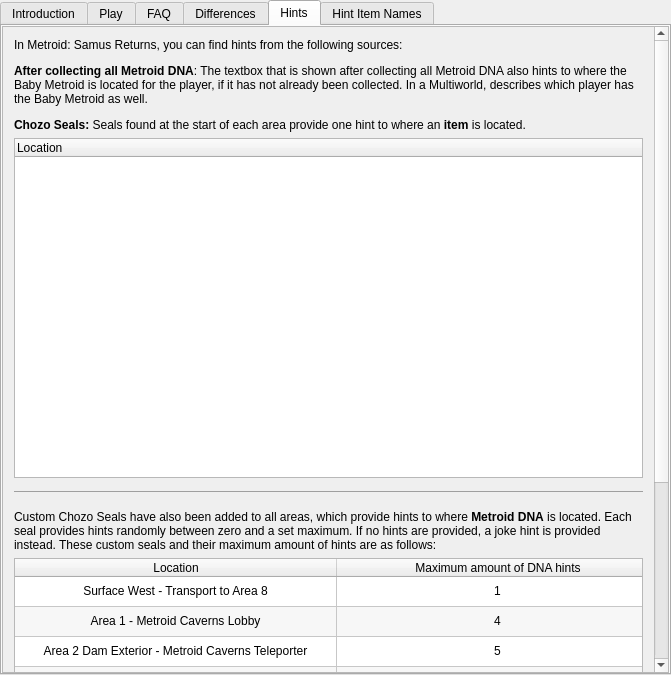
Above: randovania/games/samus_returns/gui/ui_files/games_tab_samusreturns_widget.ui from randovania/randovania before the change. Below: the same form after it.
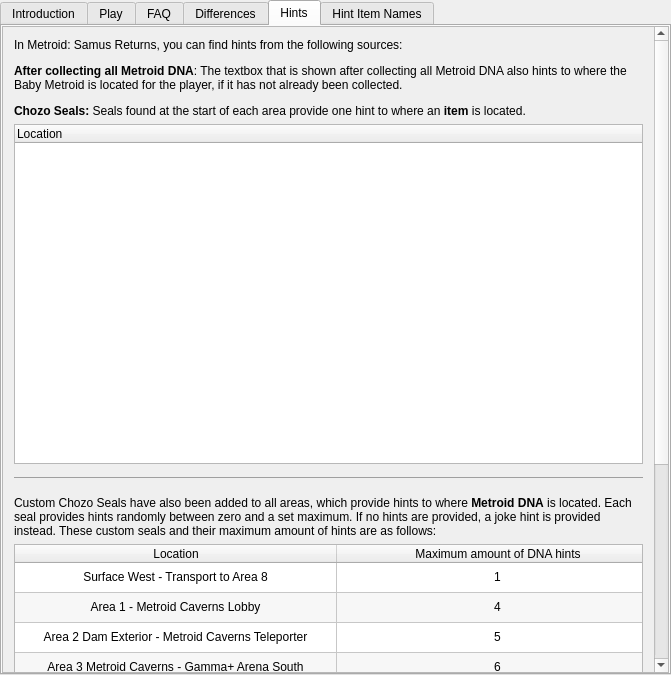
That is the form after the change. The open tabs and pages were chosen to show the change. Custom widgets are drawn as their Qt base class.

The edit to the form file:
```diff
--- a/randovania/games/samus_returns/gui/ui_files/games_tab_samusreturns_widget.ui
+++ b/randovania/games/samus_returns/gui/ui_files/games_tab_samusreturns_widget.ui
@@ -199,14 +199,14 @@
          <x>0</x>
          <y>0</y>
          <width>651</width>
-         <height>874</height>
+         <height>924</height>
         </rect>
        </property>
        <layout class="QVBoxLayout" name="verticalLayout_2">
         <item>
          <widget class="QLabel" name="hints_label">
           <property name="text">
-           <string>&lt;html&gt;&lt;head/&gt;&lt;body&gt;&lt;p&gt;In Metroid: Samus Returns, you can find hints from the following sources:&lt;/p&gt;&lt;p&gt;&lt;span style=&quot; font-weight:600;&quot;&gt;After collecting all Metroid DNA&lt;/span&gt;: The textbox that is shown after collecting all Metroid DNA also hints to where the Baby Metroid is located for the player, if it has not already been collected. In a Multiworld, describes which player has the Baby Metroid as well.&lt;/p&gt;&lt;p&gt;&lt;span style=&quot; font-weight:600;&quot;&gt;Chozo Seals: &lt;/span&gt;Seals found at the start of each area provide one hint to where an &lt;span style=&quot; font-weight:600;&quot;&gt;item&lt;/span&gt; is located.&lt;/p&gt;&lt;/body&gt;&lt;/html&gt;</string>
+           <string>&lt;html&gt;&lt;head/&gt;&lt;body&gt;&lt;p&gt;In Metroid: Samus Returns, you can find hints from the following sources:&lt;/p&gt;&lt;p&gt;&lt;span style=&quot; font-weight:600;&quot;&gt;After collecting all Metroid DNA&lt;/span&gt;: The textbox that is shown after collecting all Metroid DNA also hints to where the Baby Metroid is located for the player, if it has not already been collected.&lt;/p&gt;&lt;p&gt;&lt;span style=&quot; font-weight:600;&quot;&gt;Chozo Seals: &lt;/span&gt;Seals found at the start of each area provide one hint to where an &lt;span style=&quot; font-weight:600;&quot;&gt;item&lt;/span&gt; is located.&lt;/p&gt;&lt;/body&gt;&lt;/html&gt;</string>
           </property>
           <property name="alignment">
            <set>Qt::AlignLeading|Qt::AlignLeft|Qt::AlignTop</set>
@@ -543,7 +543,9 @@
            </sizepolicy>
           </property>
           <property name="text">
-           <string>&lt;html&gt;&lt;head/&gt;&lt;body&gt;&lt;p&gt;*The DNA Seal in Area 8 - Hatchling Room is inactive until &lt;span style=&quot; font-style:italic;&quot;&gt;after&lt;/span&gt; the Metroid Queen has been defeated.&lt;/p&gt;&lt;/body&gt;&lt;/html&gt;</string>
+           <string>&lt;html&gt;&lt;head/&gt;&lt;body&gt;&lt;p&gt;*The DNA Seal in Area 8 - Hatchling Room is inactive until &lt;span style=&quot; font-style:italic;&quot;&gt;after&lt;/span&gt; the Metroid Queen has been defeated.&lt;/p&gt;&lt;/body&gt;&lt;/html&gt;
+
+&lt;hr&gt;&lt;html&gt;&lt;head/&gt;&lt;body&gt;&lt;p&gt;In a Multiworld session, all hints will also describe the player which has the item.&lt;/p&gt;&lt;/body&gt;&lt;/html&gt;</string>
           </property>
           <property name="alignment">
            <set>Qt::AlignLeading|Qt::AlignLeft|Qt::AlignTop</set>
```
